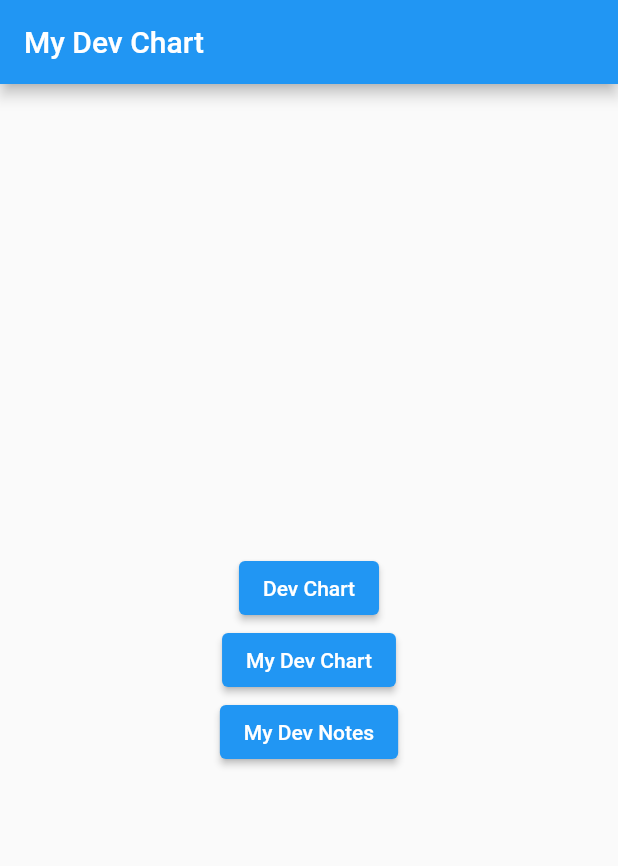
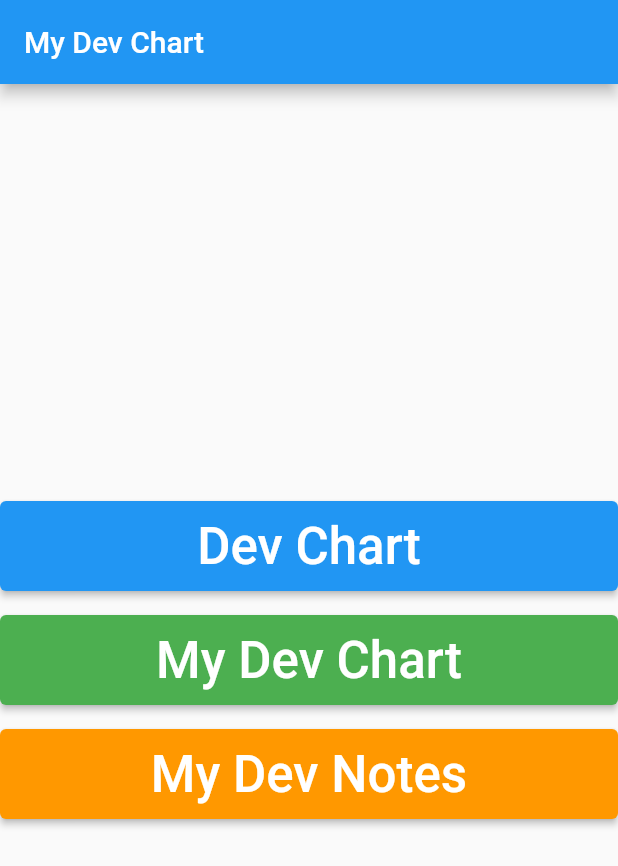
Before and after one commit to AlexGuoussatchok/my_dev_chart, a Flutter app: the screen it shows after launch, on a phone screen of 412 x 824 dp. Shown: the top 866 px of the screen. Run offline on Flutter 3.47's test engine with Material 2 defaults, Android fonts, the light colour scheme and no system bars.

Commit message:
+ 3 buttons added to the home screen

```diff
--- a/lib/screens/home_screen.dart
+++ b/lib/screens/home_screen.dart
@@ -13,23 +13,64 @@ class HomeScreen extends StatelessWidget {
         child: Column(
           mainAxisAlignment: MainAxisAlignment.center,
           children: [
-            ElevatedButton(
+            Row(
+              children: [
+                Expanded(
+                  child: ElevatedButton(
+                    style: ElevatedButton.styleFrom(
+                      backgroundColor: Colors.blue,
+                      minimumSize: Size(double.infinity, 60),
+                    ),
                     onPressed: () {
                       // Handle the 'Dev Chart' button press
                     },
-              child: Text('Dev Chart'),
+                    child: Text(
+                      'Dev Chart',
+                      style: TextStyle(fontSize: 20 * 1.7), // Increase font size by 70%
                     ),
-            ElevatedButton(
+                  ),
+                ),
+              ],
+            ),
+            SizedBox(height: 16),
+            Row(
+              children: [
+                Expanded(
+                  child: ElevatedButton(
+                    style: ElevatedButton.styleFrom(
+                      backgroundColor: Colors.green,
+                      minimumSize: Size(double.infinity, 60),
+                    ),
                     onPressed: () {
                       // Handle the 'My Dev Chart' button press
                     },
-              child: Text('My Dev Chart'),
+                    child: Text(
+                      'My Dev Chart',
+                      style: TextStyle(fontSize: 20 * 1.7), // Increase font size by 70%
                     ),
-            ElevatedButton(
+                  ),
+                ),
+              ],
+            ),
+            SizedBox(height: 16),
+            Row(
+              children: [
+                Expanded(
+                  child: ElevatedButton(
+                    style: ElevatedButton.styleFrom(
+                      backgroundColor: Colors.orange,
+                      minimumSize: Size(double.infinity, 60),
+                    ),
                     onPressed: () {
                       // Handle the 'My Dev Notes' button press
                     },
-              child: Text('My Dev Notes'),
+                    child: Text(
+                      'My Dev Notes',
+                      style: TextStyle(fontSize: 20 * 1.7), // Increase font size by 70%
+                    ),
+                  ),
+                ),
+              ],
             ),
           ],
         ),
```
Lines whose indentation alone changed are shown as unchanged.
